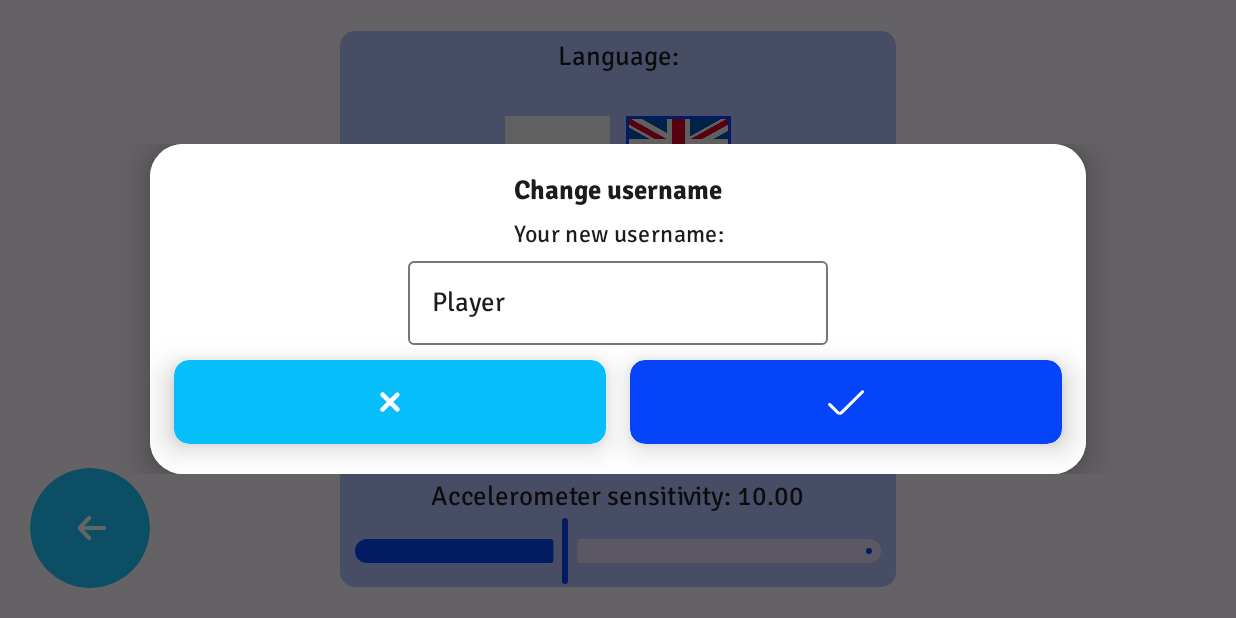
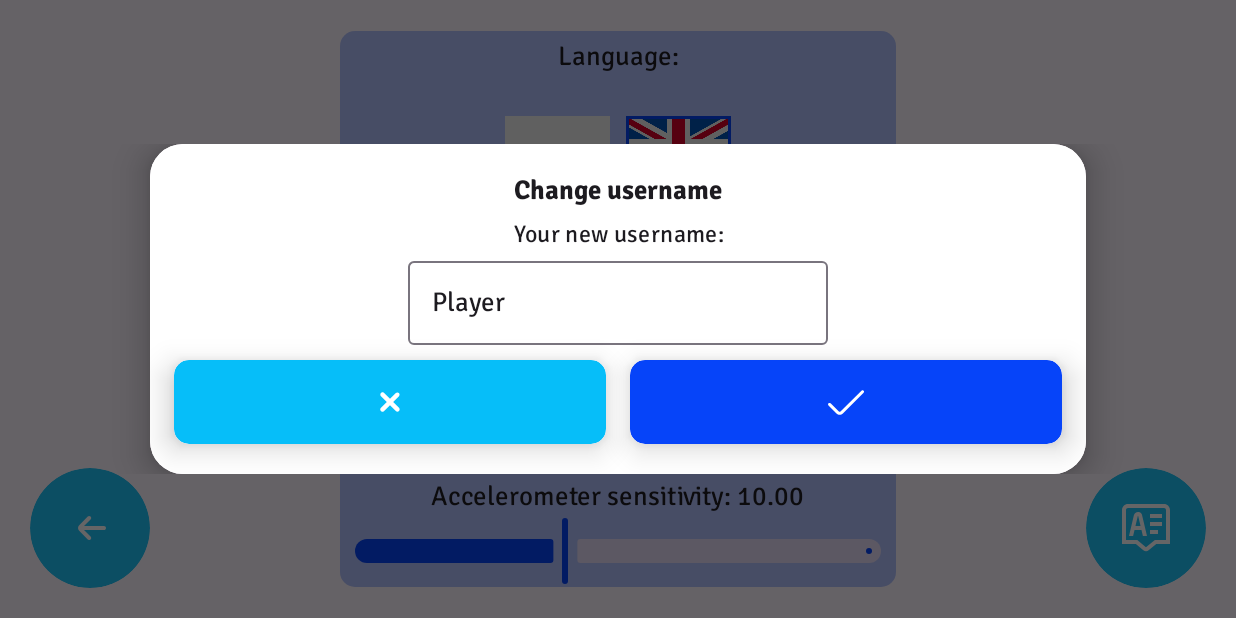
Before and after one commit to BetterB0y/WorldSounds, an Android app built with Jetpack Compose: the composable SettingsScreen shown on its own in the app's theme, after a tap on "Change username", on a phone screen of 824 x 412 dp (held sideways). Run offline under Robolectric (Android 15) with nearby library versions, the phone set to English and light mode, and no system bars; our stand-ins replace Dagger/Hilt's generated code; libraries missing offline, so code that uses them is left out: com.ramcosta.composedestinations; 4 statements that could not run were skipped.

Commit message:
Added dialog about authors

```diff
--- /dev/null
+++ b/app/src/main/kotlin/pl/polsl/worldsounds/screen/settings/AuthorButton.kt
@@ -0,0 +1,31 @@
+package pl.polsl.worldsounds.screen.settings
+
+import androidx.compose.foundation.layout.Box
+import androidx.compose.foundation.layout.fillMaxSize
+import androidx.compose.foundation.layout.padding
+import androidx.compose.runtime.Composable
+import androidx.compose.ui.Alignment
+import androidx.compose.ui.Modifier
+import androidx.compose.ui.unit.dp
+import pl.polsl.worldsounds.R
+import pl.polsl.worldsounds.ui.components.buttons.RoundSecondaryButton
+import pl.polsl.worldsounds.ui.resources.D
+
+
+@Composable
+fun AuthorButton(onClick: () -> Unit) {
+    Box(
+        modifier = Modifier
+            .fillMaxSize()
+            .padding(20.dp),
+        contentAlignment = Alignment.BottomEnd
+    ) {
+        RoundSecondaryButton(
+            icon = R.drawable.info,
+            iconDescription = R.string.iconBack,
+            onClick = onClick,
+            size = D.Size.goBackButton,
+            alpha = 0.9f,
+        )
+    }
+}
--- a/app/src/main/kotlin/pl/polsl/worldsounds/screen/settings/SettingsScreen.kt
+++ b/app/src/main/kotlin/pl/polsl/worldsounds/screen/settings/SettingsScreen.kt
@@ -35,6 +35,7 @@ import pl.polsl.worldsounds.ui.components.RoundsSlider
 import pl.polsl.worldsounds.ui.components.buttons.GlobalGoBackButton
 import pl.polsl.worldsounds.ui.components.buttons.LanguageButton
 import pl.polsl.worldsounds.ui.components.buttons.PrimaryButton
+import pl.polsl.worldsounds.ui.components.dialogs.AuthorsDialog
 import pl.polsl.worldsounds.ui.components.dialogs.ChangeUsernameDialog
 import pl.polsl.worldsounds.ui.resources.D
 import pl.polsl.worldsounds.ui.resources.S
@@ -82,10 +83,21 @@ private fun SettingsScreen(
         mutableStateOf(false)
     }
 
+    var isAuthorsInfoDialogVisible: Boolean by remember {
+        mutableStateOf(false)
+    }
+
     val scrollState = rememberScrollState()
 
     GlobalGoBackButton(navigateBack)
-
+    AuthorButton {
+        isAuthorsInfoDialogVisible = true
+    }
+    if (isAuthorsInfoDialogVisible) {
+        AuthorsDialog(
+            onDismiss = { isAuthorsInfoDialogVisible = false },
+        )
+    }
     Box(
         modifier = Modifier
             .fillMaxSize(),
--- a/app/src/main/kotlin/pl/polsl/worldsounds/ui/components/dialogs/BaseDialog.kt
+++ b/app/src/main/kotlin/pl/polsl/worldsounds/ui/components/dialogs/BaseDialog.kt
@@ -20,8 +20,6 @@ import pl.polsl.worldsounds.ui.resources.S
 
 @Composable
 fun BaseDialog(
-    @StringRes title: Int,
-    @StringRes description: Int,
     onDismiss: () -> Unit,
     dialogProperties: DialogProperties = DialogProperties(
         usePlatformDefaultWidth = false
@@ -43,6 +41,23 @@ fun BaseDialog(
                     .padding(D.Padding.Dialog.content),
                 horizontalAlignment = Alignment.CenterHorizontally
             ) {
+                content()
+            }
+        }
+    }
+}
+
+@Composable
+fun BaseDialog(
+    @StringRes title: Int,
+    @StringRes description: Int,
+    onDismiss: () -> Unit,
+    dialogProperties: DialogProperties = DialogProperties(
+        usePlatformDefaultWidth = false
+    ),
+    content: @Composable () -> Unit,
+) {
+    BaseDialog(onDismiss = onDismiss, dialogProperties = dialogProperties) {
         Text(
             text = stringResource(title),
             style = MaterialTheme.typography.bodyLarge.copy(
@@ -58,5 +73,3 @@ fun BaseDialog(
         content()
     }
 }
-    }
-}
--- /dev/null
+++ b/app/src/main/res/drawable/info.xml
@@ -0,0 +1,10 @@
+<vector xmlns:android="http://schemas.android.com/apk/res/android"
+    android:width="24dp"
+    android:height="24dp"
+    android:tint="?attr/colorControlNormal"
+    android:viewportWidth="24"
+    android:viewportHeight="24">
+    <path
+        android:fillColor="@android:color/white"
+        android:pathData="m14,13h4v2h-4v-2Zm-3.922-7.291l2.422,10.291h-2.053l-.706-3h-3.481l-.706,3h-2.053l2.439-10.362c.287-1.237,1.625-2.008,2.937-1.458.627.263,1.049.866,1.202,1.528Zm-.809,5.291l-1.156-4.91c-.012-.053-.059-.09-.113-.09s-.101.037-.113.09l-1.156,4.91h2.539ZM24,3v17h-6.853l-3.846,3.18c-.362.322-.825.485-1.292.485-.476,0-.956-.169-1.338-.509l-3.748-3.156H0V3C0,1.346,1.346,0,3,0h18c1.654,0,3,1.346,3,3Zm-2,0c0-.552-.448-1-1-1H3c-.551,0-1,.448-1,1v15h5.654l4.326,3.645,4.449-3.645h5.571V3Zm-8,8h6v-2h-6v2Zm0-4h6v-2h-6v2Z" />
+</vector>
--- a/app/src/main/res/values/strings.xml
+++ b/app/src/main/res/values/strings.xml
@@ -17,6 +17,8 @@
     <string name="exitGameAreYouSure">Are you sure you want to leave the game?</string>
     <string name="accelerometerSensitivity">Accelerometer sensitivity: %1$s</string>
     <string name="roundNumber">Number of rounds: %1$s</string>
+    <string name="authors">Authors</string>
+    <string name="implementedFor">Project carried out as part of the course Designing Applications for Mobile Devices at the Silesian University of Technology in Gliwice</string>
 
     <!--Icon descriptions-->
     <string name="iconPlay">Play</string>
@@ -30,6 +32,7 @@
     <string name="iconConfirm">Confirm</string>
     <string name="iconNext">Next</string>
     <string name="iconBack">Back</string>
+    <string name="iconInfo">Information on authors</string>
     <string name="audioButton">Audio Button</string>
     <string name="languageEnglish">English</string>
     <string name="languagePolish">Polish</string>
```
Also changed, not shown: app/src/main/kotlin/pl/polsl/worldsounds/ui/components/dialogs/AuthorsDialog.kt (added, +91 -0 lines), 1 other file. Lines whose indentation alone changed are shown as unchanged.
